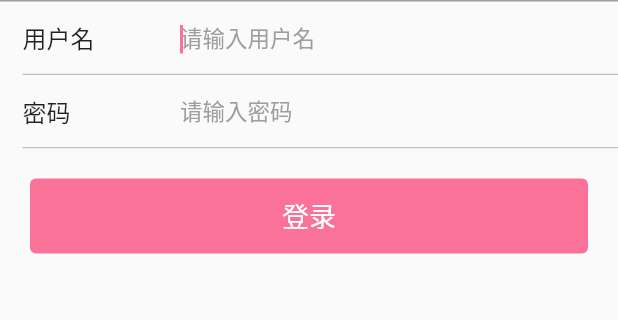
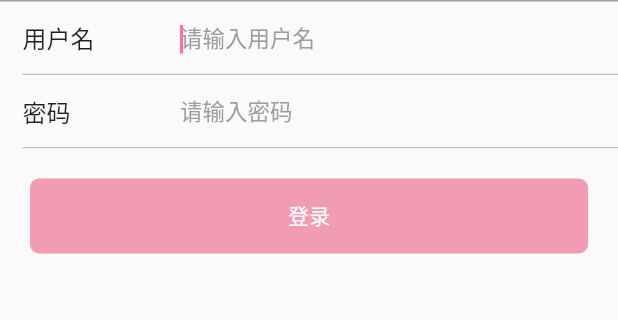
Before and after one commit to m5ultra/my_bili_f, a Flutter app: the screen it shows after launch, on a phone screen of 412 x 824 dp, the part 234-554 px from its top. Run offline on Flutter 3.47's test engine with Material 2 defaults, Android fonts, the phone set to English and light mode, and no system bars; our stand-ins replace dio, fluttertoast, shared_preferences.

Commit message:
实现LoginButton组建的封装

```diff
--- a/lib/pages/login_page.dart
+++ b/lib/pages/login_page.dart
@@ -2,9 +2,9 @@ import 'package:flutter/material.dart';
 import 'package:my_bili_f/db/hi_cache.dart';
 import 'package:my_bili_f/http/dao/login_dao.dart';
 import 'package:my_bili_f/model/login.dart';
-import 'package:my_bili_f/util/color.dart';
 import 'package:my_bili_f/util/utils.dart';
 import 'package:my_bili_f/widget/appbar.dart';
+import 'package:my_bili_f/widget/login_button.dart';
 import 'package:my_bili_f/widget/login_effect.dart';
 import 'package:my_bili_f/widget/login_input.dart';
 
@@ -76,13 +76,10 @@ class _LoginPageState extends State<LoginPage> {
             Container(
               height: 70,
               padding: const EdgeInsets.only(top: 20, left: 20, right: 20),
-              child: ElevatedButton(
-                onPressed: loginEnable ? _handleLogin : null,
-                child: const Text('登录', style: TextStyle(fontSize: 18)),
-                style: ButtonStyle(
-                  backgroundColor: MaterialStateProperty.all(primary),
-                  foregroundColor: MaterialStateProperty.all(white),
-                ),
+              child: LoginButton(
+                '登录',
+                enable: loginEnable,
+                onPressed: _handleLogin,
               ),
             )
           ],
--- a/lib/pages/registration_page.dart
+++ b/lib/pages/registration_page.dart
@@ -135,9 +135,7 @@ class _RegistrationPageState extends State<RegistrationPage> {
   _handleRegistration() {
     if (password == rePassword) {
       _send();
-    } else {
-      print('密码不一致');
-    }
+    } else {}
   }
 
   void _send() async {
@@ -156,7 +154,6 @@ class _RegistrationPageState extends State<RegistrationPage> {
       Timer.periodic(const Duration(milliseconds: 1500), (t) {
         Fluttertoast.cancel();
         t.cancel();
-        print('=======跳转到登录页面，带上用户账户和密码=======');
       });
     } else if (res.code == 409) {
       Fluttertoast.showToast(
--- a/lib/util/color.dart
+++ b/lib/util/color.dart
@@ -4,7 +4,7 @@ import 'package:flutter/material.dart';
 const MaterialColor primary = MaterialColor(
   0xfffb7299,
   <int, Color>{
-    50: Color(0x9ffffdb5),
+    50: Color(0xC5F07F9F),
   },
 );
 
--- /dev/null
+++ b/lib/widget/login_button.dart
@@ -0,0 +1,32 @@
+import 'package:flutter/material.dart';
+import 'package:meta/meta.dart';
+import 'package:my_bili_f/util/color.dart';
+
+@immutable
+class LoginButton extends StatelessWidget {
+  final String title;
+  bool enable;
+  final VoidCallback? onPressed;
+
+  LoginButton(this.title, {Key? key, this.enable = false, this.onPressed})
+      : super(key: key);
+
+  @override
+  Widget build(BuildContext context) {
+    return FractionallySizedBox(
+      widthFactor: 1,
+      child: MaterialButton(
+        onPressed: enable ? onPressed : null,
+        shape: RoundedRectangleBorder(
+          borderRadius: BorderRadius.circular(6),
+        ),
+        height: 65,
+        disabledColor: primary[50],
+        color: primary,
+        child: Text(title),
+        textColor: white,
+        disabledTextColor: Colors.white,
+      ),
+    );
+  }
+}
--- a/lib/widget/login_input.dart
+++ b/lib/widget/login_input.dart
@@ -32,7 +32,6 @@ class _LoginInputState extends State<LoginInput> {
   void initState() {
     super.initState();
     _focusNode.addListener(() {
-      print('Has focus: ${_focusNode.hasFocus}');
       if (widget.focusChanged != null) {
         widget.focusChanged(_focusNode.hasFocus);
       }
```
